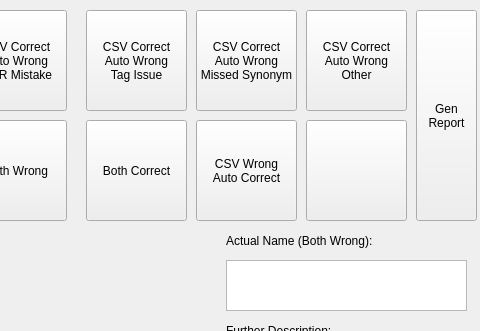
Above: picture_viewer.ui from thibaulttabarin/BGNN_metadata before the change; both pictures show x 814 to 1294 and y 0 to 331 of the 1294 by 754 pixel window. Below: the same form after it.
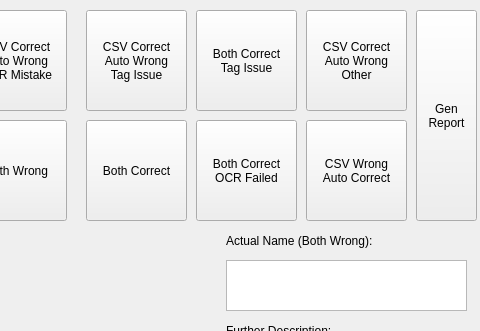
That is the form after the change.

Commit message: Changes from actually using it

Diff of the .ui file:
```diff
--- a/picture_viewer.ui
+++ b/picture_viewer.ui
@@ -73,7 +73,7 @@
   <widget class="QPushButton" name="csv_wrong">
    <property name="geometry">
     <rect>
-     <x>1010</x>
+     <x>1120</x>
      <y>120</y>
      <width>101</width>
      <height>101</height>
@@ -145,9 +145,8 @@
     </rect>
    </property>
    <property name="text">
-    <string>CSV Correct
-Auto Wrong
-Missed Synonym</string>
+    <string>Both Correct
+Tag Issue</string>
    </property>
   </widget>
   <widget class="QPushButton" name="both_correct">
@@ -181,14 +180,15 @@
   <widget class="QPushButton" name="nothing2">
    <property name="geometry">
     <rect>
-     <x>1120</x>
+     <x>1010</x>
      <y>120</y>
      <width>101</width>
      <height>101</height>
     </rect>
    </property>
    <property name="text">
-    <string/>
+    <string>Both Correct
+OCR Failed</string>
    </property>
   </widget>
   <widget class="QPlainTextEdit" name="further_descr">
```
Left out of the diff: 7 changed lines with no effect on the pictures. The commit also changes 2 other files.
